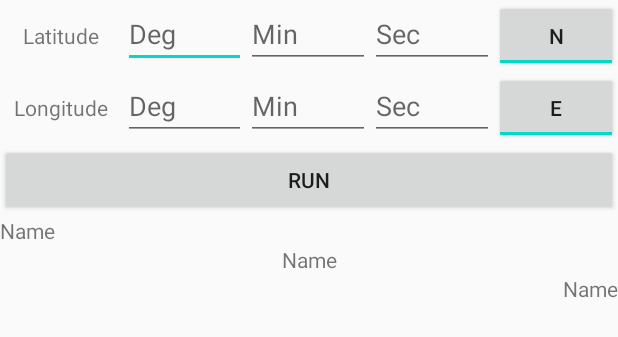
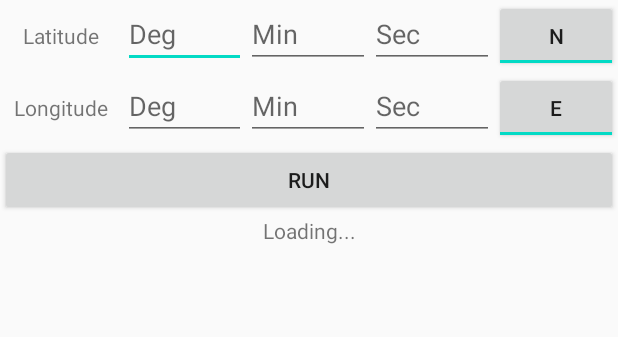
Before and after one commit to Malyedbu/SeeAstro, an Android app: the layout activity_main.xml on its own in the app's theme, with its tools: preview values and no code run, on a phone screen of 412 x 824 dp. Shown: the top 337 px of the screen. Run offline under Robolectric (Android 15) with nearby library versions, the phone set to English and light mode, and no system bars.

Commit message:
created async task for checking all objects if visible. Show loading while waiting.

```diff
--- a/app/src/main/res/layout/activity_main.xml
+++ b/app/src/main/res/layout/activity_main.xml
@@ -136,6 +136,14 @@
             android:onClick="setNewVariables"
             android:text="@string/run" />
 
+        <TextView
+            android:id="@+id/loadingTextView"
+            android:layout_width="match_parent"
+            android:layout_height="wrap_content"
+            android:gravity="center"
+            android:text="@string/loading"
+            tools:text="@string/loading" />
+
         <ScrollView
             android:id="@+id/mainObjectScrollView"
             android:layout_width="match_parent"
@@ -147,23 +155,6 @@
                 android:layout_height="wrap_content"
                 android:stretchColumns="1">
 
-                <TextView
-                    android:layout_width="0dp"
-                    android:layout_weight="1"
-                    android:gravity="start"
-                    android:text="@string/objectName" />
-
-                <TextView
-                    android:layout_width="0dp"
-                    android:layout_weight="1"
-                    android:gravity="center"
-                    android:text="@string/objectName" />
-
-                <TextView
-                    android:layout_width="0dp"
-                    android:layout_weight="1"
-                    android:gravity="end"
-                    android:text="@string/objectName" />
             </TableLayout>
 
         </ScrollView>
--- a/app/src/main/res/values/strings.xml
+++ b/app/src/main/res/values/strings.xml
@@ -7,6 +7,7 @@
     <string name="objectBrightness">Mag</string>
     <string name="objectType">Type</string>
     <string name ="objectRADEC">RA/Dec</string>
+    <string name="loading">Loading...</string>
 
     <string name ="userLatDeg">userLatDeg</string>
     <string name ="userLatMin">userLatMin</string>
```
Also changed, not shown: app/src/main/java/dev/budd/seeastro/MainActivity.java (+62 -13 lines).
